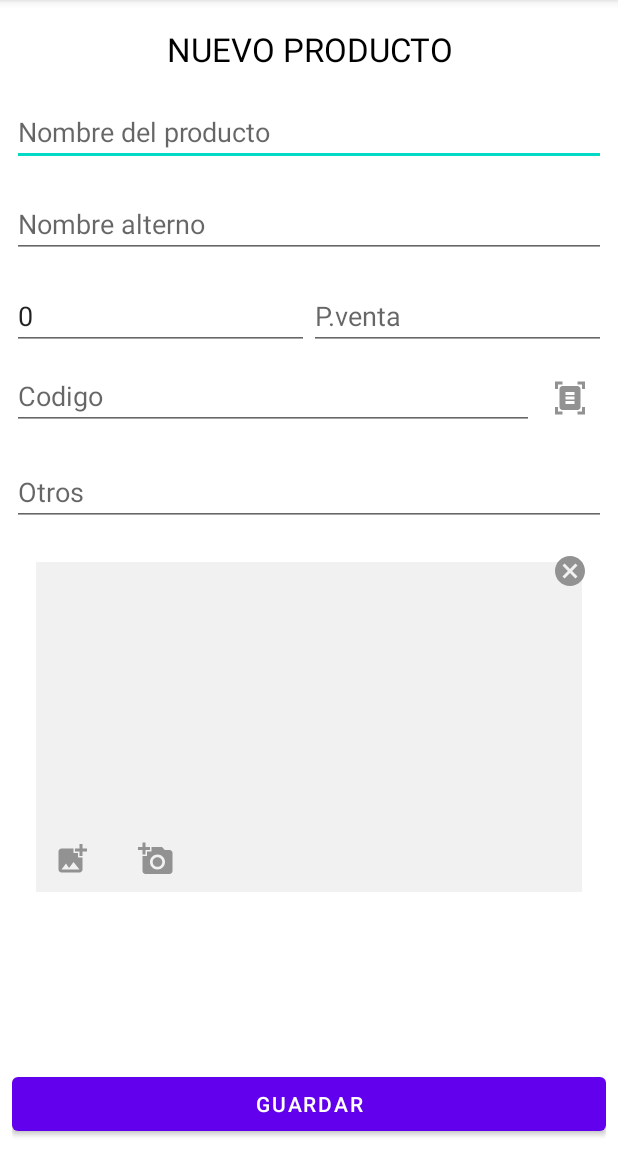
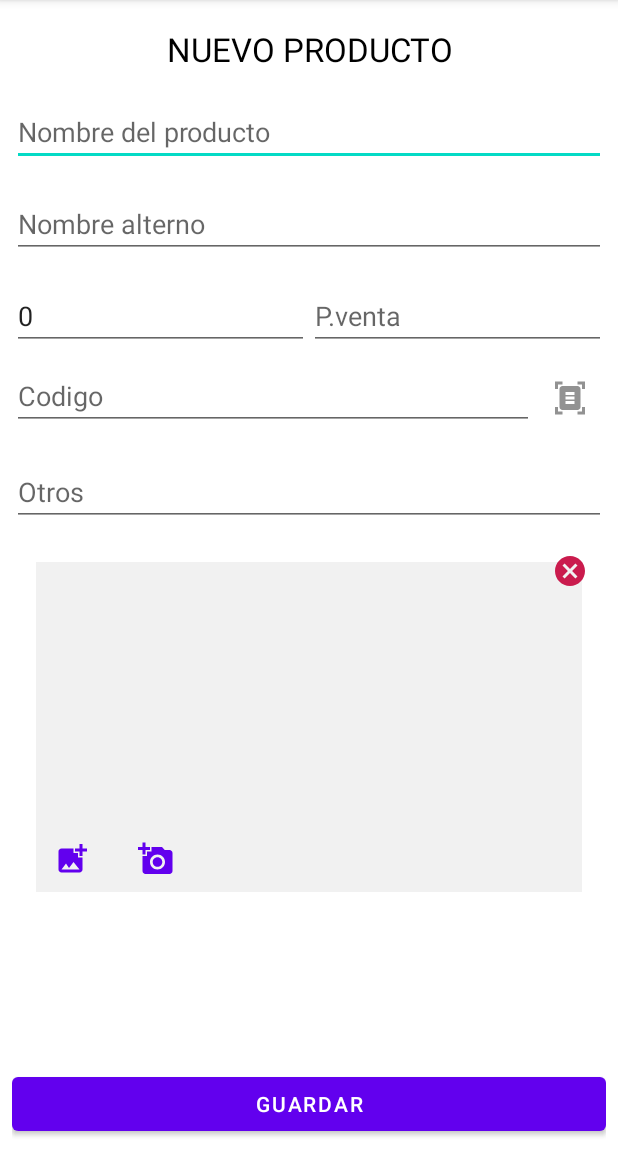
Before and after one commit to Jesus-Ivan/HomeInventory, an Android app: the NewProduct screen opened directly, with no data from a screen before it, on a phone screen of 412 x 824 dp, the part 84-1236 px from its top. Run offline under Robolectric (Android 15) with nearby library versions, the phone set to English and light mode, and no system bars; our stand-ins replace Picasso; libraries missing offline, so code that uses them is left out: com.journeyapps.barcodescanner, id.zelory.compressor; pictures from the network do not load; 1 statement that could not run was skipped.

Commit message:
Imagenes de productos

```diff
--- a/app/src/main/java/com/sishome/homeinventory/data/RetrofitService.kt
+++ b/app/src/main/java/com/sishome/homeinventory/data/RetrofitService.kt
@@ -53,12 +53,17 @@ interface RetrofitService {
         @Path("id") id: Int
     ): Response<Any>
 
+    @DELETE("/image/{imageName}")
+    suspend fun eliminarImagen(
+        @Path("imageName") imageName:String
+    ):Response<Any>
+
 }
 
 object RetrofitServiceFactory {
     fun makeRetrofitService(): RetrofitService {
         return Retrofit.Builder()
-            .baseUrl("http://192.168.1.89:3000/")
+            .baseUrl("http://192.168.1.67:3000/")
             .addConverterFactory(GsonConverterFactory.create())
             .build()
             .create(RetrofitService::class.java)
--- a/app/src/main/res/layout/activity_new_product.xml
+++ b/app/src/main/res/layout/activity_new_product.xml
@@ -106,56 +106,10 @@
             android:hint="@string/observaciones_field"
             android:singleLine="true" />
 
-        <androidx.constraintlayout.widget.ConstraintLayout
+        <include
+            layout="@layout/image_select"
             android:layout_width="match_parent"
-            android:layout_height="wrap_content"
-
-            >
-            <ImageView
-                android:id="@+id/ivProducto"
-                app:layout_constraintTop_toTopOf="parent"
-                app:layout_constraintStart_toStartOf="parent"
-                android:background="@color/card_bg"
-                android:layout_width="match_parent"
-                android:layout_height="220dp"
-                android:scaleType="centerCrop"
-                android:layout_margin="16dp"
-                />
-            <ImageButton
-                android:id="@+id/btnCleanImage"
-                android:layout_width="wrap_content"
-                android:layout_height="wrap_content"
-                app:layout_constraintTop_toTopOf="parent"
-                app:layout_constraintEnd_toEndOf="parent"
-                android:src="@drawable/ic_cancel"
-                android:backgroundTint="@color/btn_icon_camera_background"
-                app:tint="@color/btn_icon_camera_foreground"
-
-                />
-            <ImageButton
-                android:id="@+id/btnAddImageFromGalery"
-                android:src="@drawable/ic_add_photo"
-                app:layout_constraintStart_toStartOf="@+id/ivProducto"
-                app:layout_constraintBottom_toBottomOf="parent"
-                android:layout_width="wrap_content"
-                android:layout_height="wrap_content"
-                android:backgroundTint="@color/btn_icon_camera_background"
-                app:tint="@color/btn_icon_camera_foreground"
-                />
-            <ImageButton
-                android:id="@+id/btnAddImageFromCamera"
-                android:src="@drawable/ic_add_photo_camera"
-                android:layout_width="wrap_content"
-                android:layout_height="wrap_content"
-                app:layout_constraintBottom_toBottomOf="parent"
-                app:layout_constraintStart_toEndOf="@+id/btnAddImageFromGalery"
-                android:backgroundTint="@color/btn_icon_camera_background"
-                app:tint="@color/btn_icon_camera_foreground"
-                android:layout_marginStart="8dp"
-                />
-
-        </androidx.constraintlayout.widget.ConstraintLayout>
-
+            android:layout_height="wrap_content" />
 
 
     </LinearLayout>
--- /dev/null
+++ b/app/src/main/res/layout/image_select.xml
@@ -0,0 +1,49 @@
+<?xml version="1.0" encoding="utf-8"?>
+<androidx.constraintlayout.widget.ConstraintLayout xmlns:android="http://schemas.android.com/apk/res/android"
+    android:layout_width="match_parent"
+    android:layout_height="wrap_content"
+    xmlns:app="http://schemas.android.com/apk/res-auto">
+    <ImageView
+        android:id="@+id/ivProducto"
+        app:layout_constraintTop_toTopOf="parent"
+        app:layout_constraintStart_toStartOf="parent"
+        android:background="@color/card_bg"
+        android:layout_width="match_parent"
+        android:layout_height="220dp"
+        android:scaleType="centerCrop"
+        android:layout_margin="16dp"
+        />
+    <ImageButton
+        android:id="@+id/btnCleanImage"
+        android:layout_width="wrap_content"
+        android:layout_height="wrap_content"
+        app:layout_constraintTop_toTopOf="parent"
+        app:layout_constraintEnd_toEndOf="parent"
+        android:src="@drawable/ic_cancel"
+        android:backgroundTint="@color/btn_icon_camera_background"
+        app:tint="@color/red"
+
+        />
+    <ImageButton
+        android:id="@+id/btnAddImageFromGalery"
+        android:src="@drawable/ic_add_photo"
+        app:layout_constraintStart_toStartOf="@+id/ivProducto"
+        app:layout_constraintBottom_toBottomOf="parent"
+        android:layout_width="wrap_content"
+        android:layout_height="wrap_content"
+        android:backgroundTint="@color/btn_icon_camera_background"
+        app:tint="@color/btn_image"
+        />
+    <ImageButton
+        android:id="@+id/btnAddImageFromCamera"
+        android:src="@drawable/ic_add_photo_camera"
+        android:layout_width="wrap_content"
+        android:layout_height="wrap_content"
+        app:layout_constraintBottom_toBottomOf="parent"
+        app:layout_constraintStart_toEndOf="@+id/btnAddImageFromGalery"
+        android:backgroundTint="@color/btn_icon_camera_background"
+        app:tint="@color/btn_image"
+        android:layout_marginStart="8dp"
+        />
+
+</androidx.constraintlayout.widget.ConstraintLayout>
--- a/app/src/main/res/values-night/colors.xml
+++ b/app/src/main/res/values-night/colors.xml
@@ -15,7 +15,7 @@
     <color name="btn_icon_camera_background">#00FFFFFF</color>
     <color name="btn_icon_camera_foreground">#B4B4B4</color>
 
-
+    <color name="btn_image">#FFBB86FC</color>
 
 
 </resources>
--- a/app/src/main/res/values/colors.xml
+++ b/app/src/main/res/values/colors.xml
@@ -9,11 +9,13 @@
     <color name="white">#FFFFFFFF</color>
 
     <color name="card_bg">#F1F1F1</color>
-    <color name="price_color">#089F28</color>
+    <color name="price_color">#03821E</color>
     <color name="red">#CA1B4D</color>
 
     <color name="btn_icon_camera_background">#00FFFFFF</color>
     <color name="btn_icon_camera_foreground">#929292</color>
+
+    <color name="btn_image">#FF6200EE</color>
 
 
 
--- /dev/null
+++ b/app/src/main/res/xml/file_paths.xml
@@ -0,0 +1,6 @@
+<?xml version="1.0" encoding="utf-8"?>
+<paths >
+    <files-path
+        name="camera_photos"
+        path="."/>
+</paths>
```
Also changed, not shown: app/build.gradle.kts (+9 -0 lines), app/src/main/AndroidManifest.xml (+15 -1 lines), app/src/main/java/com/sishome/homeinventory/edit_activities/EditProduct.kt (+156 -8 lines), app/src/main/java/com/sishome/homeinventory/edit_activities/NewProduct.kt (+86 -29 lines), app/src/main/res/layout-sw320dp-land/item_product.xml (+3 -6 lines), app/src/main/res/layout-sw320dp-port/item_product.xml (+4 -6 lines), app/src/main/res/layout-sw480dp-land/item_product.xml (+2 -6 lines), app/src/main/res/layout-sw480dp-port/item_product.xml (+2 -6 lines), app/src/main/res/layout/activity_edit_product.xml (+26 -6 lines), app/src/main/res/layout/item_product.xml (+2 -6 lines), app/src/main/res/values/themes.xml (+15 -1 lines).
